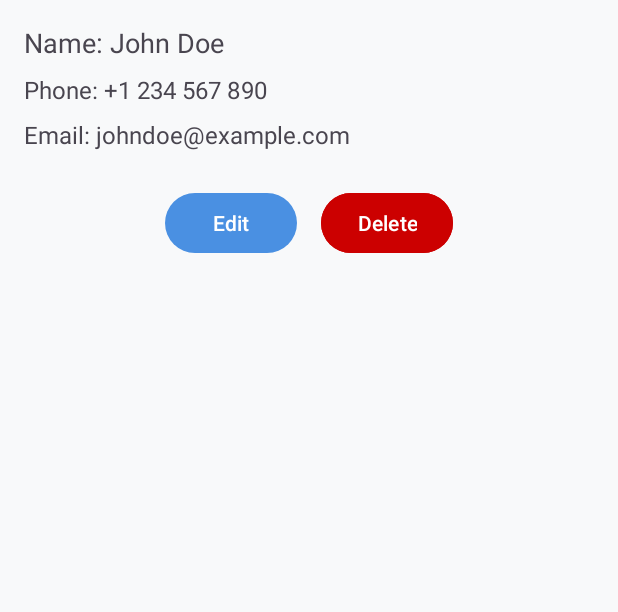
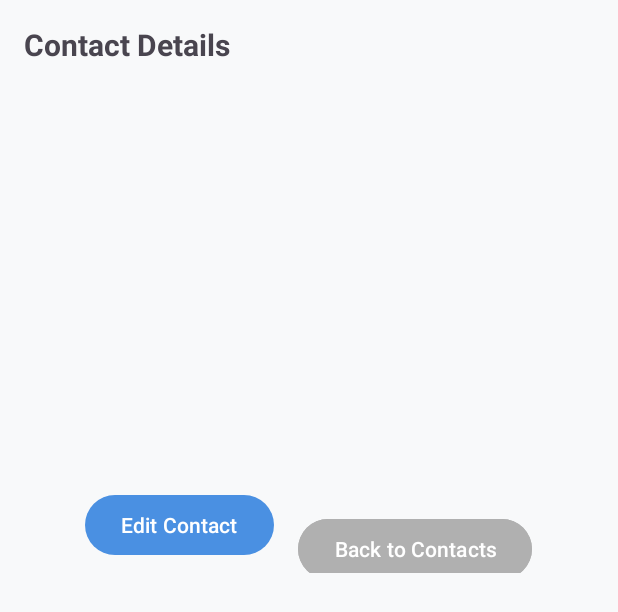
Before and after one commit to CSCB532/address-book-mobile, an Android app: the layout activity_view_contact.xml on its own in the app's theme, with its tools: preview values and no code run, on a phone screen of 412 x 824 dp. Shown: the top 612 px of the screen. Run offline under Robolectric (Android 15) with nearby library versions, the phone set to English and light mode, and no system bars.

Commit message:
view contact

```diff
--- a/app/src/main/res/layout/activity_view_contact.xml
+++ b/app/src/main/res/layout/activity_view_contact.xml
@@ -5,13 +5,38 @@
     android:orientation="vertical"
     android:padding="16dp">
 
+    <!-- Contact Details Title -->
+    <TextView
+        android:id="@+id/contactDetailsTitle"
+        android:layout_width="wrap_content"
+        android:layout_height="wrap_content"
+        android:text="Contact Details"
+        android:textSize="20sp"
+        android:textStyle="bold"
+        android:paddingBottom="16dp"/>
+
     <!-- Contact Name -->
     <TextView
         android:id="@+id/contactName"
         android:layout_width="wrap_content"
         android:layout_height="wrap_content"
-        android:text="Name: John Doe"
         android:textSize="18sp"
+        android:paddingBottom="8dp"/>
+
+    <!-- Contact Company -->
+    <TextView
+        android:id="@+id/contactCompany"
+        android:layout_width="wrap_content"
+        android:layout_height="wrap_content"
+        android:textSize="16sp"
+        android:paddingBottom="8dp"/>
+
+    <!-- Contact Address -->
+    <TextView
+        android:id="@+id/contactAddress"
+        android:layout_width="wrap_content"
+        android:layout_height="wrap_content"
+        android:textSize="16sp"
         android:paddingBottom="8dp"/>
 
     <!-- Contact Phone -->
@@ -19,7 +44,6 @@
         android:id="@+id/contactPhone"
         android:layout_width="wrap_content"
         android:layout_height="wrap_content"
-        android:text="Phone: +1 234 567 890"
         android:textSize="16sp"
         android:paddingBottom="8dp"/>
 
@@ -28,11 +52,34 @@
         android:id="@+id/contactEmail"
         android:layout_width="wrap_content"
         android:layout_height="wrap_content"
-        android:text="Email: johndoe@example.com"
         android:textSize="16sp"
         android:paddingBottom="8dp"/>
 
-    <!-- Buttons for Edit and Delete -->
+    <!-- Contact Fax -->
+    <TextView
+        android:id="@+id/contactFax"
+        android:layout_width="wrap_content"
+        android:layout_height="wrap_content"
+        android:textSize="16sp"
+        android:paddingBottom="8dp"/>
+
+    <!-- Contact Mobile -->
+    <TextView
+        android:id="@+id/contactMobile"
+        android:layout_width="wrap_content"
+        android:layout_height="wrap_content"
+        android:textSize="16sp"
+        android:paddingBottom="8dp"/>
+
+    <!-- Contact Comment -->
+    <TextView
+        android:id="@+id/contactComment"
+        android:layout_width="wrap_content"
+        android:layout_height="wrap_content"
+        android:textSize="16sp"
+        android:paddingBottom="8dp"/>
+
+    <!-- Buttons for Edit and Back to Home -->
     <LinearLayout
         android:layout_width="match_parent"
         android:layout_height="wrap_content"
@@ -40,19 +87,23 @@
         android:gravity="center"
         android:layout_marginTop="16dp">
 
+        <!-- Edit Contact Button -->
         <Button
             android:id="@+id/editButton"
             android:layout_width="wrap_content"
             android:layout_height="wrap_content"
-            android:text="Edit"
+            android:text="Edit Contact"
             android:layout_marginEnd="16dp"/>
 
         <Button
-            android:id="@+id/deleteButton"
+            android:id="@+id/backToContactsButton"
             android:layout_width="wrap_content"
             android:layout_height="wrap_content"
-            android:text="Delete"
-            android:backgroundTint="@android:color/holo_red_dark"/>
+            android:text="Back to Contacts"
+            android:textColor="#ffffff"
+            android:backgroundTint="#b0b0b0"
+            android:layout_marginTop="16dp"
+            android:layout_gravity="center" />
 
     </LinearLayout>
 </LinearLayout>
```
Also changed, not shown: app/src/main/java/com/nbu/CSCB532/addressbook/ManageContactsActivity.kt (+10 -4 lines), app/src/main/java/com/nbu/CSCB532/addressbook/ViewContactActivity.kt (+53 -39 lines).
